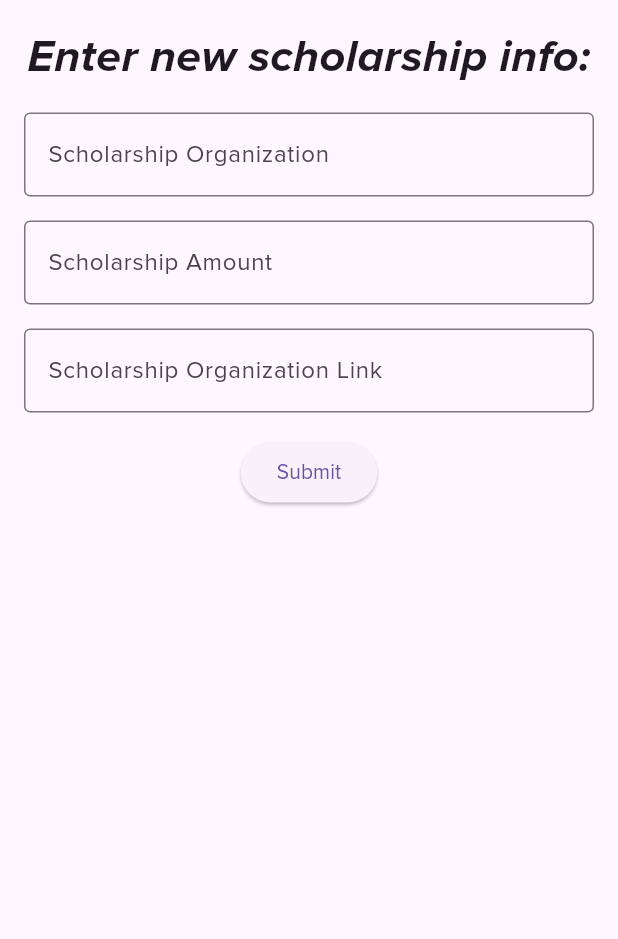
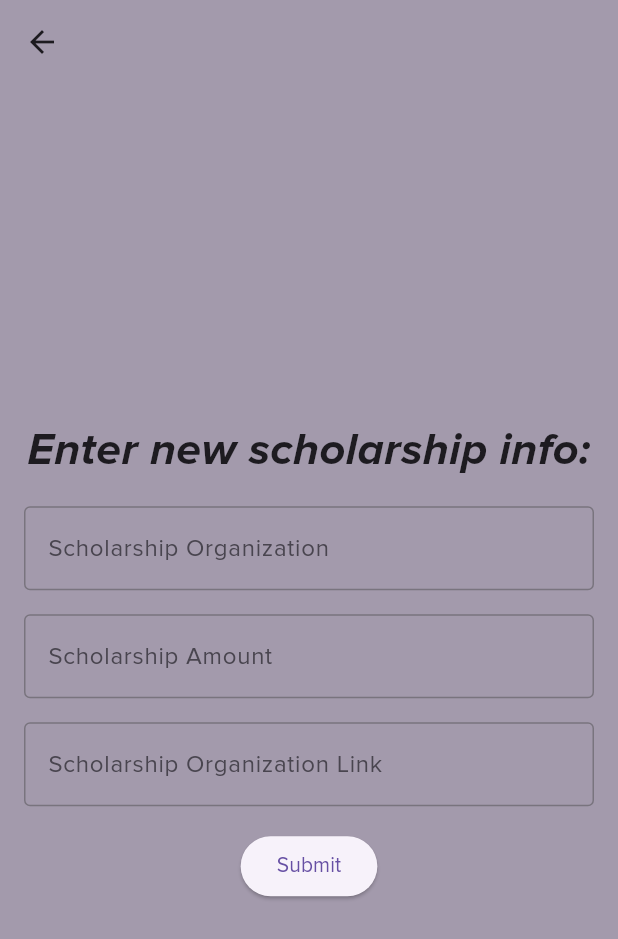
Before and after one commit to maureensanchez99/financial_awareness, a Flutter app: the NewEntry screen opened directly, on a phone screen of 412 x 824 dp. Shown: the top 939 px of the screen. Run offline on Flutter 3.47's test engine with Material 3 defaults, Android fonts, the phone set to English and light mode, and no system bars; our stand-ins replace shared_preferences; accounts and stored records are empty.

Commit message:
added container color to pages

```diff
--- a/lib/pages/new_entry.dart
+++ b/lib/pages/new_entry.dart
@@ -1,23 +1,32 @@
 import 'package:flutter/material.dart';
 
-class NewEntry extends StatelessWidget {
-  NewEntry({super.key});
+class NewEntry extends StatefulWidget {
+  const NewEntry({super.key});
 
+  @override
+  State<NewEntry> createState() => _NewEntryState();
+}
+
+class _NewEntryState extends State<NewEntry> {
   final GlobalKey<FormState> _formKey = GlobalKey<FormState>();
 
   @override
   Widget build(BuildContext context) {
     return Scaffold(
-      body: Center(
-        child: Column(
-          children: [
-            Padding(
+      appBar: AppBar(
+        backgroundColor: const Color.fromRGBO(163, 154, 172, 1),
+      ),
+      body: Container(
+        color: const Color.fromRGBO(163, 154, 172, 1),
+        child: Center(
+          child: Padding(
             padding: const EdgeInsets.all(16.0),
             child: Form(
               key: _formKey,
               child: Column(
+                mainAxisSize: MainAxisSize.min,
                 children: [
-                    Text(
+                  const Text(
                     'Enter new scholarship info:',
                     style: TextStyle(
                       fontFamily: 'ProximaNova',
@@ -27,7 +36,7 @@ class NewEntry extends StatelessWidget {
                     ),
                   ),
                   const SizedBox(height: 16.0),
-                    TextFormField( // first text field
+                  TextFormField( // First text field
                     decoration: const InputDecoration(
                       hintText: 'Scholarship Organization',
                       border: OutlineInputBorder(),
@@ -40,7 +49,7 @@ class NewEntry extends StatelessWidget {
                     },
                   ),
                   const SizedBox(height: 16.0),
-                    TextFormField( // second text field
+                  TextFormField( // Second text field
                     decoration: const InputDecoration(
                       hintText: 'Scholarship Amount',
                       border: OutlineInputBorder(),
@@ -53,7 +62,7 @@ class NewEntry extends StatelessWidget {
                     },
                   ),
                   const SizedBox(height: 16.0),
-                    TextFormField( // third text field
+                  TextFormField( // Third text field
                     decoration: const InputDecoration(
                       hintText: 'Scholarship Organization Link',
                       border: OutlineInputBorder(),
@@ -66,7 +75,7 @@ class NewEntry extends StatelessWidget {
                     },
                   ),
                   const SizedBox(height: 16.0),
-                    ElevatedButton( // submit button
+                  ElevatedButton( // Submit button
                     onPressed: () {
                       if (_formKey.currentState!.validate()) {
                         // Process data
@@ -78,7 +87,6 @@ class NewEntry extends StatelessWidget {
               ),
             ),
           ),
-          ],
         ),
       ),
     );
```
Also changed, not shown: lib/pages/scholarships.dart (+12 -2 lines), lib/pages/view_scholar.dart (deleted), 1 other file. Lines whose indentation alone changed are shown as unchanged.
